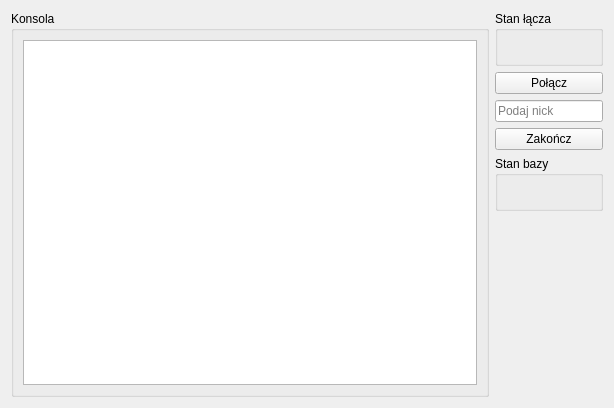
First picture: the form in ControlPanel.ui, repository Maciej-Poleski/jpks, before the edit.
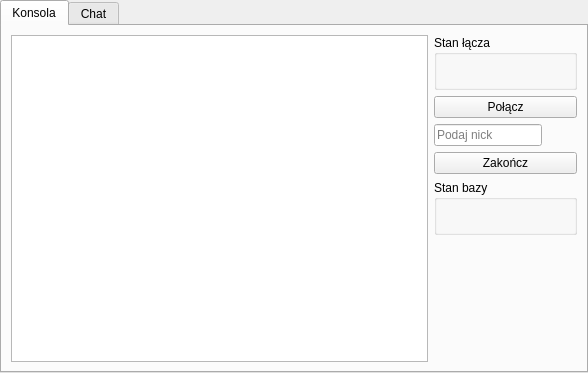
Second picture: the form after the edit.

Patch:
```diff
--- a/ControlPanel.ui
+++ b/ControlPanel.ui
@@ -1,31 +1,29 @@
 <?xml version="1.0" encoding="UTF-8"?>
 <ui version="4.0">
  <class>ControlPanel</class>
- <widget class="QWidget" name="ControlPanel">
+ <widget class="QTabWidget" name="ControlPanel">
   <property name="geometry">
    <rect>
     <x>0</x>
     <y>0</y>
-    <width>614</width>
-    <height>408</height>
+    <width>588</width>
+    <height>373</height>
    </rect>
   </property>
   <property name="windowTitle">
    <string>Java PKS - Panel Sterowania</string>
   </property>
-  <layout class="QGridLayout" name="gridLayout_3">
-   <item row="0" column="0" rowspan="6">
-    <widget class="QGroupBox" name="groupBox_2">
-     <property name="title">
+  <property name="currentIndex">
+   <number>0</number>
+  </property>
+  <widget class="QWidget" name="consoleTab">
+   <attribute name="title">
       <string>Konsola</string>
-     </property>
-     <layout class="QGridLayout" name="gridLayout_2">
-      <item row="0" column="0">
+   </attribute>
+   <layout class="QGridLayout" name="gridLayout_6">
+    <item row="0" column="0" rowspan="6">
        <widget class="QTextBrowser" name="consoleTextBrowser"/>
       </item>
-     </layout>
-    </widget>
-   </item>
    <item row="0" column="1">
     <widget class="QGroupBox" name="groupBox">
      <property name="title">
@@ -49,29 +47,6 @@
      </property>
     </widget>
    </item>
-   <item row="3" column="1">
-    <widget class="QPushButton" name="logButton">
-     <property name="text">
-      <string>Zakończ</string>
-     </property>
-    </widget>
-   </item>
-   <item row="4" column="1">
-    <widget class="QGroupBox" name="databaseStateGroupBox">
-     <property name="title">
-      <string>Stan bazy</string>
-     </property>
-     <layout class="QVBoxLayout" name="databaseStateVerticalLayout">
-      <item>
-       <widget class="QLabel" name="databaseSizeLabel">
-        <property name="alignment">
-         <set>Qt::AlignCenter</set>
-        </property>
-       </widget>
-      </item>
-     </layout>
-    </widget>
-   </item>
    <item row="2" column="1">
     <widget class="QLineEdit" name="nickLineEdit">
      <property name="sizePolicy">
@@ -85,6 +60,29 @@
      </property>
     </widget>
    </item>
+    <item row="3" column="1">
+     <widget class="QPushButton" name="logButton">
+      <property name="text">
+       <string>Zakończ</string>
+      </property>
+     </widget>
+    </item>
+    <item row="4" column="1">
+     <widget class="QGroupBox" name="databaseStateGroupBox">
+      <property name="title">
+       <string>Stan bazy</string>
+      </property>
+      <layout class="QVBoxLayout" name="databaseStateVerticalLayout">
+       <item>
+        <widget class="QLabel" name="databaseSizeLabel">
+         <property name="alignment">
+          <set>Qt::AlignCenter</set>
+         </property>
+        </widget>
+       </item>
+      </layout>
+     </widget>
+    </item>
    <item row="5" column="1">
     <spacer name="verticalSpacer">
      <property name="orientation">
@@ -92,14 +90,36 @@
      </property>
      <property name="sizeHint" stdset="0">
       <size>
-       <width>20</width>
-       <height>40</height>
+        <width>143</width>
+        <height>123</height>
       </size>
      </property>
     </spacer>
    </item>
   </layout>
  </widget>
+  <widget class="QWidget" name="ChatTab">
+   <attribute name="title">
+    <string>Chat</string>
+   </attribute>
+   <layout class="QVBoxLayout" name="verticalLayout_3">
+    <item>
+     <widget class="QTextBrowser" name="messagesTextBrowser"/>
+    </item>
+    <item>
+     <widget class="QLineEdit" name="messageLineEdit"/>
+    </item>
+   </layout>
+  </widget>
+ </widget>
+ <tabstops>
+  <tabstop>nickLineEdit</tabstop>
+  <tabstop>connectButton</tabstop>
+  <tabstop>logButton</tabstop>
+  <tabstop>consoleTextBrowser</tabstop>
+  <tabstop>messageLineEdit</tabstop>
+  <tabstop>messagesTextBrowser</tabstop>
+ </tabstops>
  <resources/>
  <connections/>
 </ui>
```
Left out of the diff: 2 changed lines with no effect on the pictures. Lines whose indentation alone changed are shown as unchanged.
